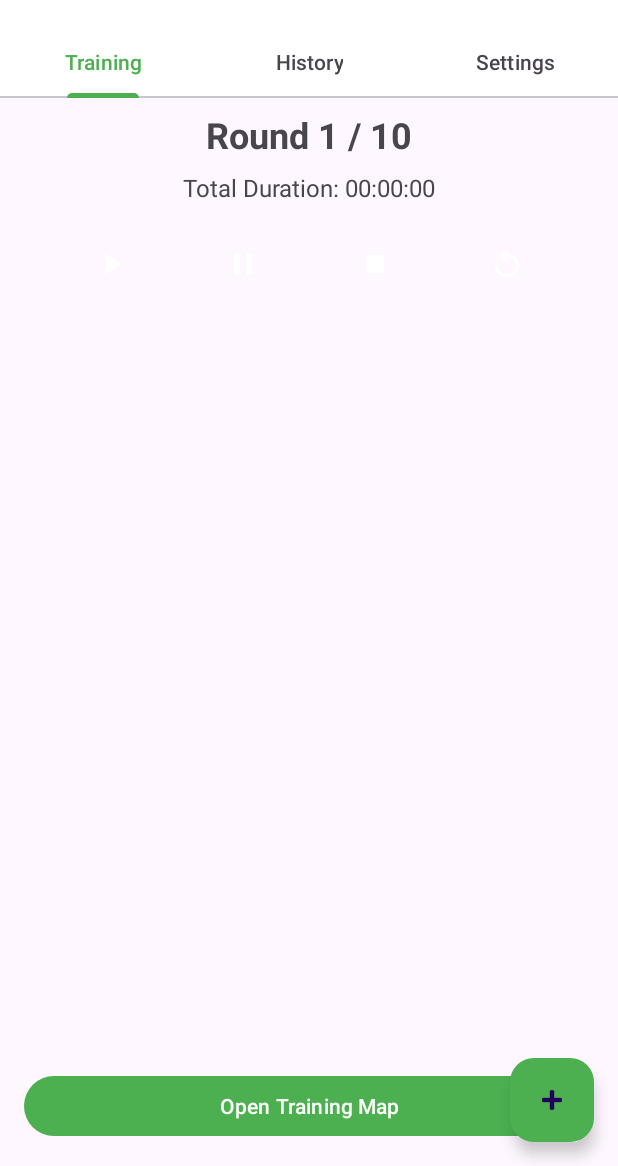
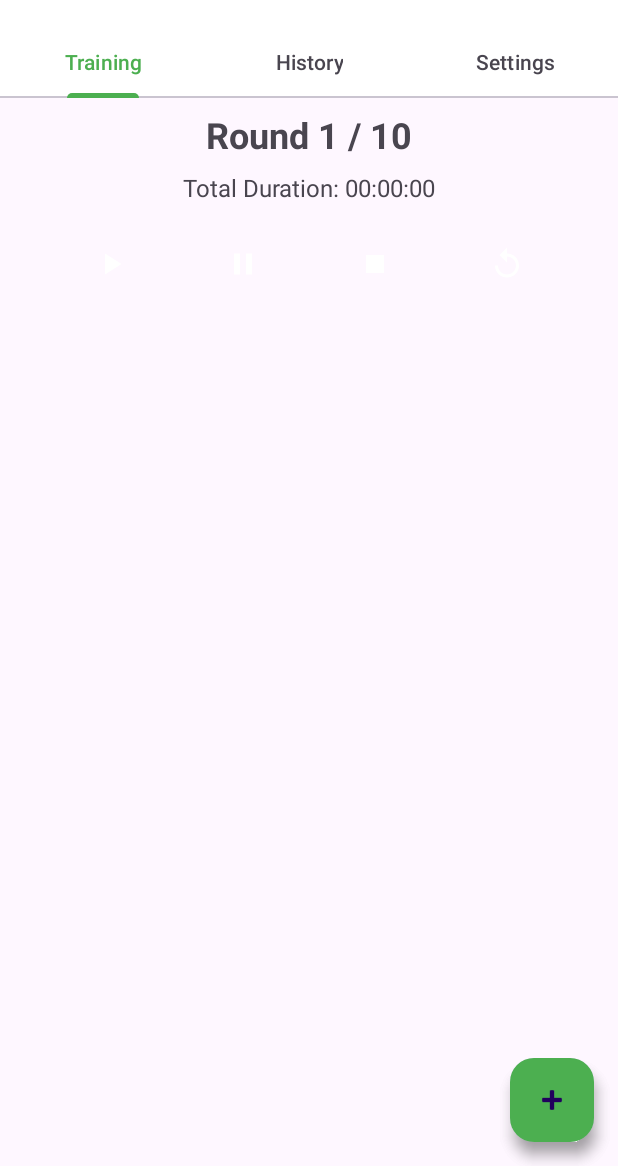
Before and after one commit to jplozf/Cronos, an Android app: the screen it shows after launch (MainActivity), on a phone screen of 412 x 824 dp, the part 70-1236 px from its top. Run offline under Robolectric (Android 15) with nearby library versions, the phone set to English and light mode, and no system bars; libraries missing offline, so code that uses them is left out: org.osmdroid.config; 2 statements that could not run were skipped.

Commit message:
Feat: Replace map button with FAB
Replaced the 'Open Training Map' button with a FloatingActionButton for a better user experience.

```diff
--- a/app/src/main/java/fr/ozf/cronos/HomeFragment.java
+++ b/app/src/main/java/fr/ozf/cronos/HomeFragment.java
@@ -85,6 +85,7 @@ public class HomeFragment extends Fragment implements TimerAdapter.OnTimerClickL
     private int editingTimerPosition = -1;
     private long sessionStartTime = 0;
     private boolean halfwayWarningGiven = false;
+    private boolean isTrainingSessionFinished = false;
 
     private Gson gson = new Gson();
     private Handler handler = new Handler(Looper.getMainLooper());
@@ -183,7 +184,7 @@ public class HomeFragment extends Fragment implements TimerAdapter.OnTimerClickL
 
 
         // Setup map button
-        Button openMapButton = root.findViewById(R.id.button_open_map);
+        View openMapButton = root.findViewById(R.id.fab_open_map);
         openMapButton.setOnClickListener(v -> openMapActivity());
 
         Log.d(TAG, "onCreateView: end");
@@ -334,6 +335,7 @@ public class HomeFragment extends Fragment implements TimerAdapter.OnTimerClickL
                 Log.d(TAG, "Moving to next round: " + currentRound + ", starting timer at index: " + currentTimerIndex);
             } else {
                 Log.d(TAG, "All rounds and timers finished.");
+                isTrainingSessionFinished = true;
                 resetSession();
                 Toast.makeText(requireContext(), "All rounds completed!", Toast.LENGTH_LONG).show();
 
@@ -386,7 +388,10 @@ public class HomeFragment extends Fragment implements TimerAdapter.OnTimerClickL
                 double distance = data.getDoubleExtra("total_distance_km", 0.0);
                 Log.d(TAG, "Received distance from MapActivity: " + distance + " km");
                 // Update the last saved training session with the actual distance
-                updateLastTrainingSessionDistance(distance);
+                if (isTrainingSessionFinished) {
+                    updateLastTrainingSessionDistance(distance);
+                    isTrainingSessionFinished = false; // Reset the flag
+                }
             }
         }
     }
@@ -533,6 +538,7 @@ public class HomeFragment extends Fragment implements TimerAdapter.OnTimerClickL
         currentRound = 1;
         currentTimerIndex = 0;
         halfwayWarningGiven = false; // Reset halfway warning flag
+        isTrainingSessionFinished = false; // Reset the training session finished flag
         updateRoundDisplay();
         timerAdapter.setRunningTimerPosition(-1);
         timerAdapter.notifyDataSetChanged();
--- a/app/src/main/res/layout/fragment_home.xml
+++ b/app/src/main/res/layout/fragment_home.xml
@@ -80,23 +80,19 @@
         android:id="@+id/timer_list_recycler_view"
         android:layout_width="0dp"
         android:layout_height="0dp"
-        app:layout_constraintBottom_toTopOf="@+id/button_open_map"
+        app:layout_constraintBottom_toBottomOf="parent"
         app:layout_constraintEnd_toEndOf="parent"
         app:layout_constraintStart_toStartOf="parent"
         app:layout_constraintTop_toBottomOf="@+id/timers_control_panel"
         app:layout_constraintVertical_chainStyle="packed"
         app:layout_constraintVertical_weight="1" />
 
-    <Button
-        android:id="@+id/button_open_map"
-        android:layout_width="0dp"
+    <com.google.android.material.floatingactionbutton.FloatingActionButton
+        android:id="@+id/fab_open_map"
+        android:layout_width="wrap_content"
         android:layout_height="wrap_content"
         android:layout_margin="16dp"
-        android:text="Open Training Map"
-        android:drawableStart="@android:drawable/ic_dialog_map"
-        android:drawablePadding="8dp"
+        android:src="@android:drawable/ic_dialog_map"
         app:layout_constraintBottom_toBottomOf="parent"
-        app:layout_constraintEnd_toEndOf="parent"
-        app:layout_constraintStart_toStartOf="parent"
-        app:layout_constraintTop_toBottomOf="@+id/timer_list_recycler_view" />
+        app:layout_constraintEnd_toEndOf="parent" />
 </androidx.constraintlayout.widget.ConstraintLayout>
```
